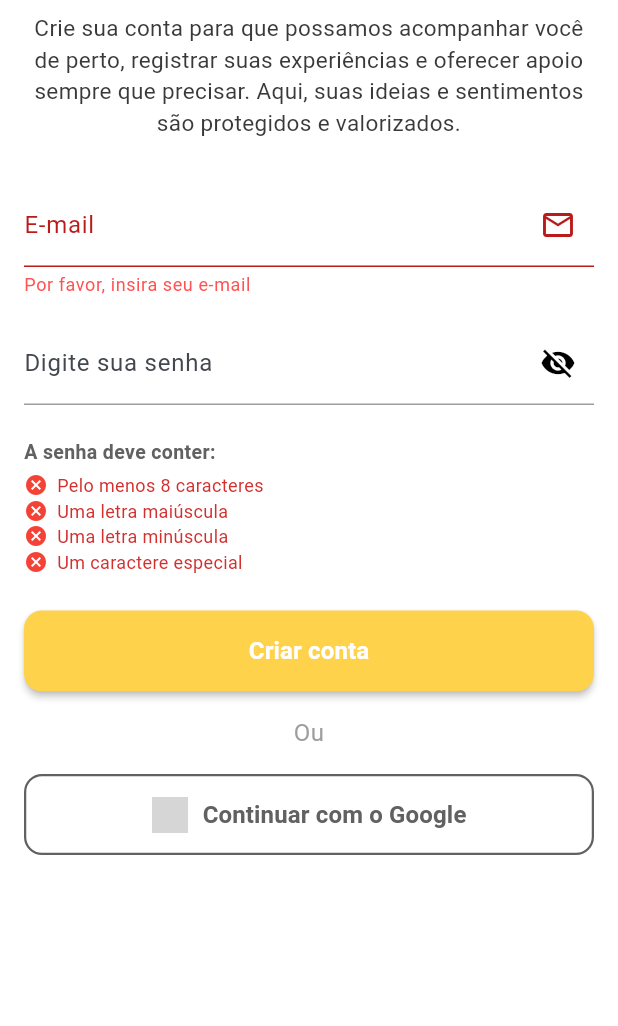
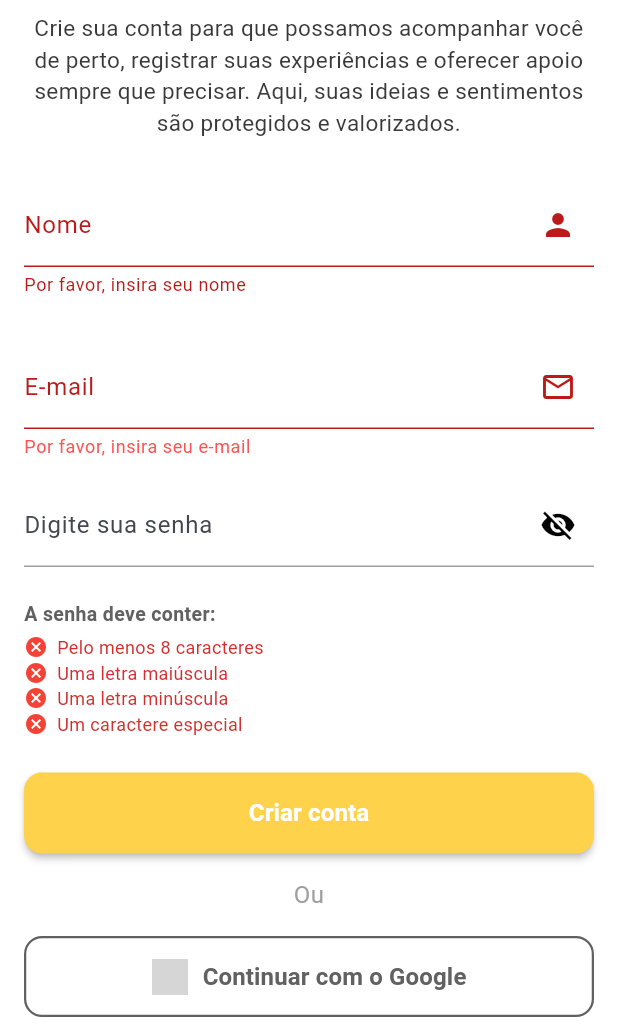
Before and after one commit to heratech-labs/lumi, a Flutter app: the RegisterScreen screen opened by its route, after a tap on "Criar conta", on a phone screen of 412 x 824 dp, the part 210-1236 px from its top. Run offline on Flutter 3.47's test engine with Material 3 defaults, Android fonts, the phone set to English and light mode, and no system bars; our stand-ins replace firebase_auth, firebase_core; accounts and stored records are empty; generated files the repository leaves out were written again; grey boxes are pictures that could not be loaded.

Commit message:
agora temos um nome

```diff
--- /dev/null
+++ b/lib/common/widgets/form_fields/name_form_field.dart
@@ -0,0 +1,54 @@
+import 'package:flutter/material.dart';
+
+class NameField extends StatelessWidget {
+  final TextEditingController controller;
+  final Function(String) onChanged;
+  final String? Function(String?)? validator;
+  final String hintText;
+
+  const NameField({
+    super.key,
+    required this.controller,
+    required this.onChanged,
+    this.validator,
+    this.hintText = 'Digite seu nome',
+  });
+
+  static bool isValidName(String name) {
+    // Aceita letras, acentos e espaços
+    return RegExp(r"^[A-Za-zÀ-ÖØ-öø-ÿ]+(?: [A-Za-zÀ-ÖØ-öø-ÿ]+)*$")
+        .hasMatch(name);
+  }
+
+  @override
+ @override
+Widget build(BuildContext context) {
+  return TextFormField(
+    controller: controller,
+    decoration: InputDecoration(
+      labelText: 'Nome',
+      hintText: hintText,
+      suffixIcon: const Icon(Icons.person),
+    ),
+    textCapitalization: TextCapitalization.words,
+    keyboardType: TextInputType.name,
+    textInputAction: TextInputAction.next,
+    autofillHints: const [AutofillHints.name],
+    onChanged: onChanged,
+    validator: validator ??
+        (value) {
+          if (value == null || value.isEmpty) {
+            return 'Por favor, insira seu nome';
+          }
+          if (value.trim().split(' ').length < 2) {
+            return 'Por favor, insira seu nome completo';
+          }
+          if (!isValidName(value)) {
+            return 'Nome inválido. Use apenas letras e espaços';
+          }
+          return null;
+        },
+  );
+}
+
+}
--- a/lib/features/home/screens/register.dart
+++ b/lib/features/home/screens/register.dart
@@ -2,6 +2,7 @@ import 'package:flutter/material.dart';
 import '../../../app/config/app_routes.dart';
 import '../../../common/widgets/form_fields/email_form_field.dart';
 import '../../../common/widgets/form_fields/password_form_field.dart';
+import '../../../common/widgets/form_fields/name_form_field.dart';
 import '../../../common/widgets/buttons/primary_action_button.dart';
 import '../../../common/widgets/buttons/google_sign_in_button.dart';
 import '../widgets/password_requirements.dart';
@@ -28,6 +29,7 @@ class _RegisterScreenState extends State<RegisterScreen> {
   final _formKey = GlobalKey<FormState>();
   final _emailController = TextEditingController();
   final _passwordController = TextEditingController();
+  final TextEditingController _nameController = TextEditingController();
   String _password = '';
 
   @override
@@ -70,6 +72,15 @@ class _RegisterScreenState extends State<RegisterScreen> {
                       ),
                     ),
                     const SizedBox(height: 30),
+
+                    NameField(
+                      controller: _nameController,
+                      onChanged: (value) {},
+                      hintText: 'Digite seu nome completo',
+                    ),
+                    const SizedBox(height: 16),
+
+                    const SizedBox(height: 16),
 
                     // ===============================
                     // Campo de E-mail
```
